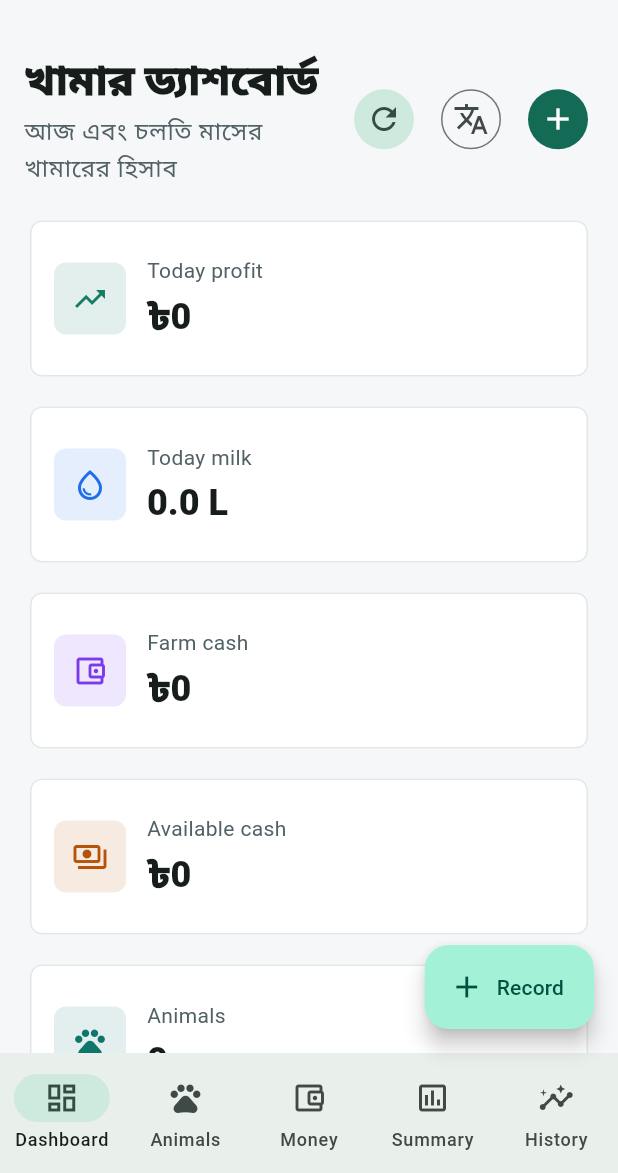
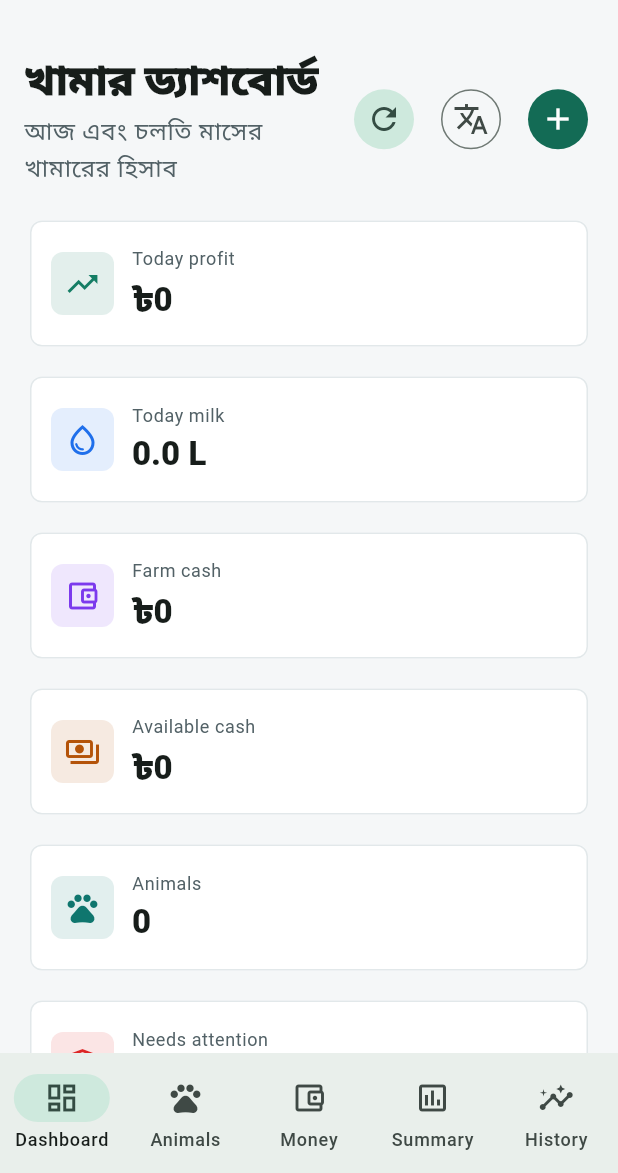
Before and after one commit to miad979/Farm-operation-and-transection-management, a Flutter app: the DashboardScreen screen opened directly, after a tap on the "translate" icon, on a phone screen of 412 x 824 dp, the part 63-1236 px from its top. Run offline on Flutter 3.47's test engine with Material 3 defaults, Android fonts, the light colour scheme and no system bars; our stand-ins replace fl_chart, shared_preferences; accounts and stored records are empty.

Commit message:
Polish mobile farm UI layout

```diff
--- a/frontend/lib/screens/dashboard_screen.dart
+++ b/frontend/lib/screens/dashboard_screen.dart
@@ -82,7 +82,7 @@ class _DashboardScreenState extends State<DashboardScreen> {
                       wide ? 28 : 16,
                       20,
                       wide ? 28 : 16,
-                      32,
+                      wide ? 32 : 96,
                     ),
                     sliver: SliverList(
                       delegate: SliverChildListDelegate([
@@ -158,11 +158,13 @@ class _DashboardScreenState extends State<DashboardScreen> {
                 ),
               ],
             ),
-      floatingActionButton: FloatingActionButton.extended(
-        onPressed: () => _showQuickRecord(context),
-        icon: const Icon(Icons.add),
-        label: const Text('Record'),
-      ),
+      floatingActionButton: wide
+          ? FloatingActionButton.extended(
+              onPressed: () => _showQuickRecord(context),
+              icon: const Icon(Icons.add),
+              label: const Text('Record'),
+            )
+          : null,
     );
   }
 }
@@ -420,7 +422,7 @@ class _KpiGrid extends StatelessWidget {
             crossAxisCount: columns,
             crossAxisSpacing: 12,
             mainAxisSpacing: 12,
-            mainAxisExtent: 112,
+            mainAxisExtent: width < 560 ? 92 : 112,
           ),
           itemBuilder: (context, index) => _KpiCard(data: cards[index]),
         );
@@ -436,21 +438,22 @@ class _KpiCard extends StatelessWidget {
 
   @override
   Widget build(BuildContext context) {
+    final compact = MediaQuery.sizeOf(context).width < 560;
     return Card(
       child: Padding(
-        padding: const EdgeInsets.all(16),
+        padding: EdgeInsets.all(compact ? 14 : 16),
         child: Row(
           children: [
             Container(
-              width: 48,
-              height: 48,
+              width: compact ? 42 : 48,
+              height: compact ? 42 : 48,
               decoration: BoxDecoration(
                 color: data.color.withValues(alpha: .12),
                 borderRadius: BorderRadius.circular(8),
               ),
               child: Icon(data.icon, color: data.color),
             ),
-            const SizedBox(width: 14),
+            SizedBox(width: compact ? 12 : 14),
             Expanded(
               child: Column(
                 crossAxisAlignment: CrossAxisAlignment.start,
@@ -458,17 +461,21 @@ class _KpiCard extends StatelessWidget {
                 children: [
                   Text(
                     data.label,
-                    style: Theme.of(context).textTheme.bodyMedium?.copyWith(
-                      color: const Color(0xFF526166),
-                    ),
+                    style:
+                        (compact
+                                ? Theme.of(context).textTheme.bodySmall
+                                : Theme.of(context).textTheme.bodyMedium)
+                            ?.copyWith(color: const Color(0xFF526166)),
                   ),
                   const SizedBox(height: 4),
                   Text(
                     data.value,
                     overflow: TextOverflow.ellipsis,
-                    style: Theme.of(context).textTheme.headlineSmall?.copyWith(
-                      fontWeight: FontWeight.w900,
-                    ),
+                    style:
+                        (compact
+                                ? Theme.of(context).textTheme.titleLarge
+                                : Theme.of(context).textTheme.headlineSmall)
+                            ?.copyWith(fontWeight: FontWeight.w900),
                   ),
                 ],
               ),
@@ -596,7 +603,7 @@ class _ControlPanel extends StatelessWidget {
               crossAxisCount: columns,
               crossAxisSpacing: 10,
               mainAxisSpacing: 10,
-              mainAxisExtent: 76,
+              mainAxisExtent: constraints.maxWidth > 560 ? 76 : 64,
             ),
             itemBuilder: (context, index) =>
                 _ControlTile(action: actions[index]),
@@ -622,19 +629,27 @@ class _ControlTile extends StatelessWidget {
 
   @override
   Widget build(BuildContext context) {
-    return Material(
-      color: const Color(0xFFF7FAF9),
-      borderRadius: BorderRadius.circular(8),
-      child: InkWell(
-        onTap: action.onTap,
-        borderRadius: BorderRadius.circular(8),
-        child: Container(
-          padding: const EdgeInsets.symmetric(horizontal: 12, vertical: 10),
-          decoration: BoxDecoration(
-            border: Border.all(color: const Color(0xFFD8E5E1)),
-            borderRadius: BorderRadius.circular(8),
-          ),
-          child: Column(
+    final compact = MediaQuery.sizeOf(context).width < 560;
+    final content = compact
+        ? Row(
+            children: [
+              Icon(action.icon, color: const Color(0xFF147D64), size: 20),
+              const SizedBox(width: 9),
+              Expanded(
+                child: Text(
+                  action.label,
+                  maxLines: 2,
+                  overflow: TextOverflow.ellipsis,
+                  style: const TextStyle(
+                    fontSize: 12.5,
+                    fontWeight: FontWeight.w800,
+                    height: 1.1,
+                  ),
+                ),
+              ),
+            ],
+          )
+        : Column(
             mainAxisAlignment: MainAxisAlignment.center,
             crossAxisAlignment: CrossAxisAlignment.start,
             children: [
@@ -653,7 +668,23 @@ class _ControlTile extends StatelessWidget {
                 ),
               ),
             ],
-          ),
+          );
+    return Material(
+      color: const Color(0xFFF7FAF9),
+      borderRadius: BorderRadius.circular(8),
+      child: InkWell(
+        onTap: action.onTap,
+        borderRadius: BorderRadius.circular(8),
+        child: Container(
+          padding: EdgeInsets.symmetric(
+            horizontal: compact ? 10 : 12,
+            vertical: compact ? 8 : 10,
+          ),
+          decoration: BoxDecoration(
+            border: Border.all(color: const Color(0xFFD8E5E1)),
+            borderRadius: BorderRadius.circular(8),
+          ),
+          child: content,
         ),
       ),
     );
@@ -832,6 +863,7 @@ class _CashChart extends StatelessWidget {
 
   @override
   Widget build(BuildContext context) {
+    final compact = MediaQuery.sizeOf(context).width < 560;
     final income = readNum(farm.monthly, ['income', 'total']);
     final expenses = readNum(farm.monthly, ['expenses', 'total']);
     final withdrawals =
@@ -850,7 +882,7 @@ class _CashChart extends StatelessWidget {
         style: const TextStyle(fontWeight: FontWeight.w800),
       ),
       child: SizedBox(
-        height: 260,
+        height: compact ? 180 : 260,
         child: BarChart(
           BarChartData(
             maxY: maxY.toDouble(),
@@ -918,6 +950,7 @@ class _MilkChart extends StatelessWidget {
 
   @override
   Widget build(BuildContext context) {
+    final compact = MediaQuery.sizeOf(context).width < 560;
     final today = readNum(farm.dashboard, ['milk_production', 'total_liters']);
     final average = readNum(farm.dashboard, [
       'milk_production',
@@ -940,7 +973,7 @@ class _MilkChart extends StatelessWidget {
         style: const TextStyle(fontWeight: FontWeight.w800),
       ),
       child: SizedBox(
-        height: 238,
+        height: compact ? 172 : 238,
         child: LineChart(
           LineChartData(
             minY: 0,
@@ -989,12 +1022,13 @@ class _HealthPanel extends StatelessWidget {
 
   @override
   Widget build(BuildContext context) {
+    final compact = MediaQuery.sizeOf(context).width < 560;
     final healthy = farm.healthyAnimals;
     final attention = math.max(0, farm.totalAnimals - healthy);
     return _Panel(
       title: 'Herd condition',
       child: SizedBox(
-        height: 224,
+        height: compact ? 174 : 224,
         child: Row(
           children: [
             Expanded(
```
Also changed, not shown: frontend/lib/screens/animals_screen.dart (+29 -20 lines).
